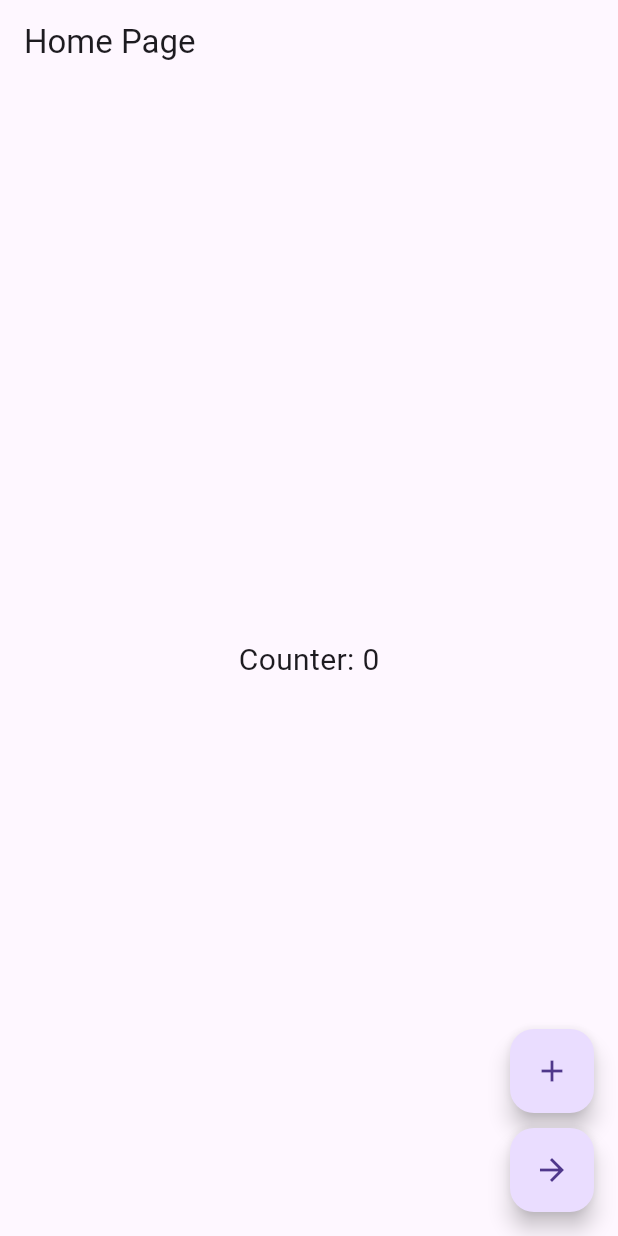
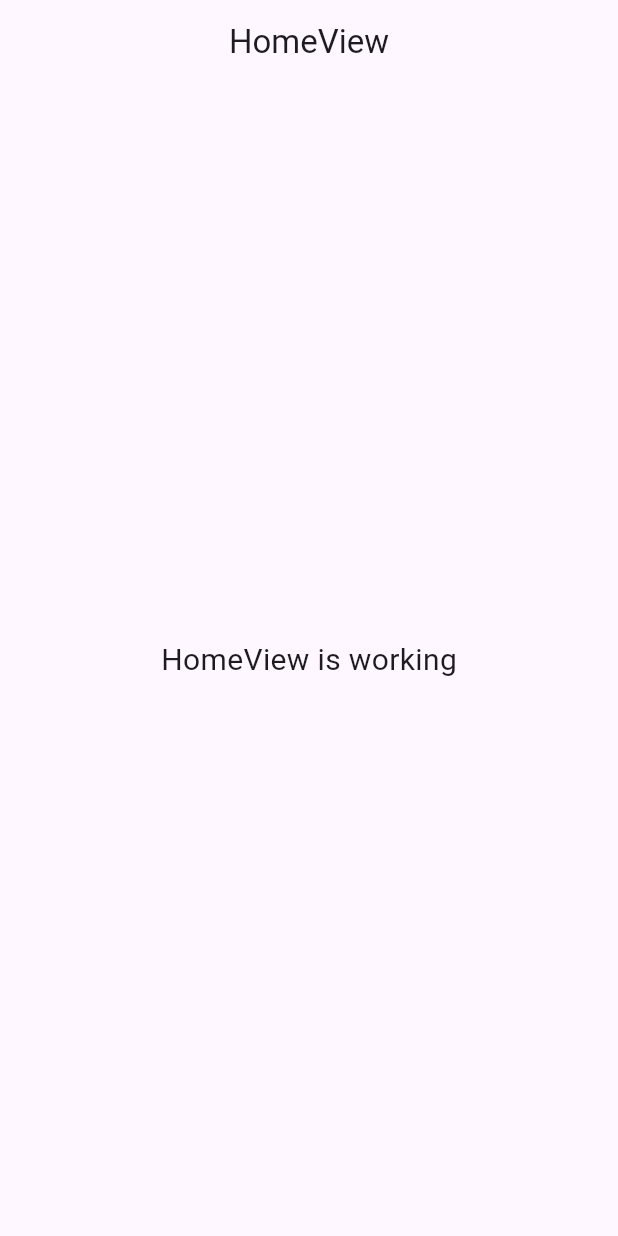
Before and after one commit to fadilsflow/campus_flutter_pattern_getx, a Flutter app: the screen it shows after launch, on a phone screen of 412 x 824 dp. Run offline on Flutter 3.47's test engine with Material 3 defaults, Android fonts, the phone set to English and light mode, and no system bars; our stand-ins replace get.

Commit message:
GetX Pattern (by Kauê) Implemented

```diff
--- /dev/null
+++ b/lib/app/modules/home/views/home_view.dart
@@ -0,0 +1,24 @@
+import 'package:flutter/material.dart';
+
+import 'package:get/get.dart';
+
+import '../controllers/home_controller.dart';
+
+class HomeView extends GetView<HomeController> {
+  const HomeView({super.key});
+  @override
+  Widget build(BuildContext context) {
+    return Scaffold(
+      appBar: AppBar(
+        title: const Text('HomeView'),
+        centerTitle: true,
+      ),
+      body: const Center(
+        child: Text(
+          'HomeView is working',
+          style: TextStyle(fontSize: 20),
+        ),
+      ),
+    );
+  }
+}
--- a/lib/app/routes/app_routes.dart
+++ b/lib/app/routes/app_routes.dart
@@ -3,10 +3,10 @@
 
 abstract class Routes {
   Routes._();
-  static const PANJI = _Paths.PANJI;
+  static const HOME = _Paths.HOME;
 }
 
 abstract class _Paths {
   _Paths._();
-  static const PANJI = '/panji';
+  static const HOME = '/home';
 }
--- a/lib/controllers/home_controller.dart
+++ /dev/null
@@ -1,8 +0,0 @@
-import 'package:get/get_rx/src/rx_types/rx_types.dart';
-import 'package:get/get_state_manager/get_state_manager.dart';
-
-class HomeController extends GetxController {
-  var count = 0.obs;
-
-  void increment() => count++;
-}
--- a/lib/main.dart
+++ b/lib/main.dart
@@ -1,29 +1,15 @@
-import 'package:campus_flutter_pattern_getx/bindings/home_binding.dart';
-import 'package:campus_flutter_pattern_getx/views/home_view.dart';
-import 'package:campus_flutter_pattern_getx/views/second_view.dart';
 import 'package:flutter/material.dart';
+
 import 'package:get/get.dart';
 
+import 'app/routes/app_pages.dart';
+
 void main() {
-  runApp(const MyApp());
+  runApp(
+    GetMaterialApp(
+      title: "Application",
+      initialRoute: AppPages.INITIAL,
+      getPages: AppPages.routes,
+    ),
+  );
 }
-
-class MyApp extends StatelessWidget {
-  const MyApp({super.key});
-
-  @override
-  Widget build(BuildContext context) {
-    return GetMaterialApp(
-      title: 'Flutter Demo',
-      initialRoute: '/',
-      getPages: [
-        GetPage(
-          name: '/',
-          page: () => HomeView(),
-          binding: HomeBinding(),
-        ),
-        GetPage(name: '/second', page: () => SecondView()),
-      ],
-    );
-  }
-}
--- a/lib/views/home_view.dart
+++ /dev/null
@@ -1,34 +0,0 @@
-import 'package:campus_flutter_pattern_getx/controllers/home_controller.dart';
-import 'package:flutter/material.dart';
-import 'package:get/get.dart';
-
-class HomeView extends GetView<HomeController> {
-  @override
-  Widget build(BuildContext context) {
-    return Scaffold(
-      appBar: AppBar(title: Text('Home Page')),
-      body: Center(
-        child: Obx(
-          () => Text(
-            'Counter: ${controller.count}',
-            style: TextStyle(fontSize: 20),
-          ),
-        ),
-      ),
-      floatingActionButton: Column(
-        mainAxisAlignment: MainAxisAlignment.end,
-        children: [
-          FloatingActionButton(
-            onPressed: controller.increment,
-            child: Icon(Icons.add),
-          ),
-          SizedBox(height: 10),
-          FloatingActionButton(
-            onPressed: () => Get.toNamed('/second'),
-            child: Icon(Icons.arrow_forward),
-          ),
-        ],
-      ),
-    );
-  }
-}
--- a/pubspec.yaml
+++ b/pubspec.yaml
@@ -30,10 +30,10 @@
 dependencies:
   flutter:
     sdk: flutter
-  get:
   # The following adds the Cupertino Icons font to your application.
   # Use with the CupertinoIcons class for iOS style icons.
   cupertino_icons: ^1.0.8
+  get: ^4.7.3
 
 dev_dependencies:
   flutter_test:
```
Also changed, not shown: lib/app/modules/home/bindings/home_binding.dart (added, +12 -0 lines), lib/app/modules/home/controllers/home_controller.dart (added, +23 -0 lines), lib/app/routes/app_pages.dart (added, +20 -0 lines), lib/bindings/home_binding.dart (deleted, +0 -9 lines), lib/views/second_view.dart (deleted, +0 -17 lines), 1 other file.
